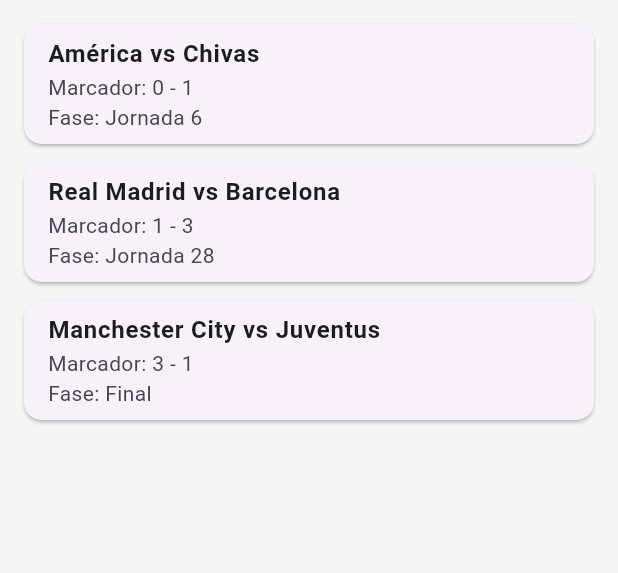
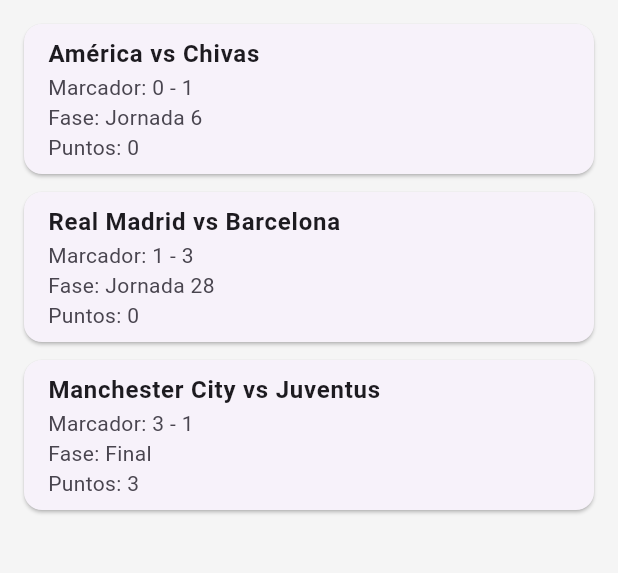
Before and after one commit to Leonnomar/pronosbrous-app, a Flutter app: the screen it shows after launch, on a phone screen of 412 x 824 dp, the part 84-657 px from its top. Run offline on Flutter 3.47's test engine with Material 3 defaults, Android fonts, the phone set to English and light mode, and no system bars.

Commit message:
Calculando puntos en base a los resultados simulados

```diff
--- a/lib/main.dart
+++ b/lib/main.dart
@@ -55,6 +55,16 @@
     ),
   ];
 
+  int calcularPuntos(Partido partido) {
+    if (partido.esEmpate) {
+      return 1;
+    } else if (partido.ganaLocal) {
+      return 3;
+    } else {
+      return 0;
+    }
+  }
+
   @override
   Widget build(BuildContext context) {
     return Scaffold(
@@ -78,7 +88,9 @@
                 style: const TextStyle(fontWeight: FontWeight.bold),
               ),
               subtitle: Text(
-                "Marcador: ${partido.golesLocal} - ${partido.golesVisitante}\nFase: ${partido.fase}",
+                "Marcador: ${partido.golesLocal} - ${partido.golesVisitante}\n"
+                "Fase: ${partido.fase}\n"
+                "Puntos: ${calcularPuntos(partido)}",
               ),
             ),
           );
```
